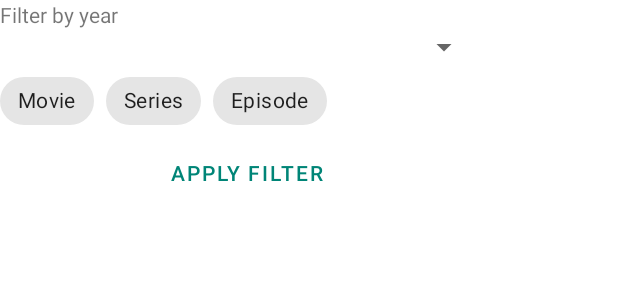
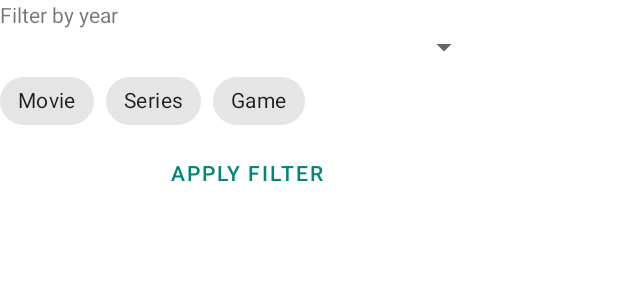
Before and after one commit to Lingviston/omdbapi-client, an Android app: the layout layout_filter.xml on its own in the app's theme, with its tools: preview values and no code run, on a phone screen of 412 x 824 dp. Shown: the top 300 px of the screen. Run offline under Robolectric (Android 15) with nearby library versions, the phone set to English and light mode, and no system bars.

Commit message:
- Episode content type replaced with game.

```diff
--- a/app/src/main/kotlin/by/ve/omdbapiandroid/repositories/MoviesRepositoryImpl.kt
+++ b/app/src/main/kotlin/by/ve/omdbapiandroid/repositories/MoviesRepositoryImpl.kt
@@ -9,7 +9,7 @@ import io.reactivex.Single
 
 private const val TYPE_MOVIE = "movie"
 private const val TYPE_SERIES = "series"
-private const val TYPE_EPISODE = "episode"
+private const val TYPE_GAME = "game"
 
 class MoviesRepositoryImpl(
     private val searchService: SearchService,
@@ -30,7 +30,7 @@ class MoviesRepositoryImpl(
         return when (this) {
             MediaContentType.MOVIE -> TYPE_MOVIE
             MediaContentType.SERIES -> TYPE_SERIES
-            MediaContentType.EPISODE -> TYPE_EPISODE
+            MediaContentType.GAME -> TYPE_GAME
         }
     }
 }
--- a/app/src/main/kotlin/by/ve/omdbapiandroid/repositories/model/MediaContentType.kt
+++ b/app/src/main/kotlin/by/ve/omdbapiandroid/repositories/model/MediaContentType.kt
@@ -6,5 +6,5 @@ enum class MediaContentType {
 
     SERIES,
 
-    EPISODE
+    GAME
 }
--- a/app/src/main/res/layout/layout_filter.xml
+++ b/app/src/main/res/layout/layout_filter.xml
@@ -62,9 +62,9 @@
                 style="@style/Widget.MaterialComponents.Chip.Filter"
                 android:layout_width="wrap_content"
                 android:layout_height="wrap_content"
-                android:text="@string/type_episode"
-                app:checked="@{viewModel.episodeTypeSelected}"
-                app:onCheckedChanged="@{viewModel::onEpisodeCheckChanged}" />
+                android:text="@string/type_game"
+                app:checked="@{viewModel.gameTypeSelected}"
+                app:onCheckedChanged="@{viewModel::onGameCheckChanged}" />
         </com.google.android.material.chip.ChipGroup>
 
         <Button
--- a/app/src/main/res/values/strings.xml
+++ b/app/src/main/res/values/strings.xml
@@ -7,6 +7,6 @@
     <string name="filter_year">Filter by year</string>
     <string name="type_series">Series</string>
     <string name="type_movie">Movie</string>
-    <string name="type_episode">Episode</string>
+    <string name="type_game">Game</string>
     <string name="apply_filter">Apply Filter</string>
 </resources>
```
Also changed, not shown: app/src/main/kotlin/by/ve/omdbapiandroid/presentation/FilterViewModel.kt (+4 -4 lines).
